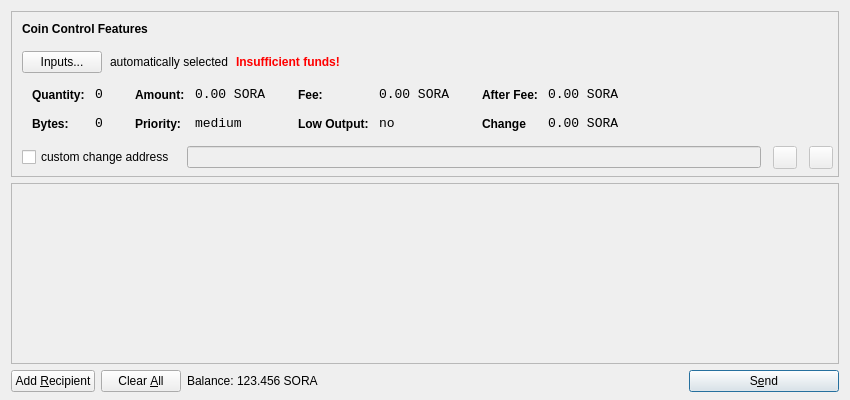
First picture: the form in src/qt/forms/sendcoinsdialog.ui, repository FromHDDtoSSD/SorachanCoin-qt, before the edit.
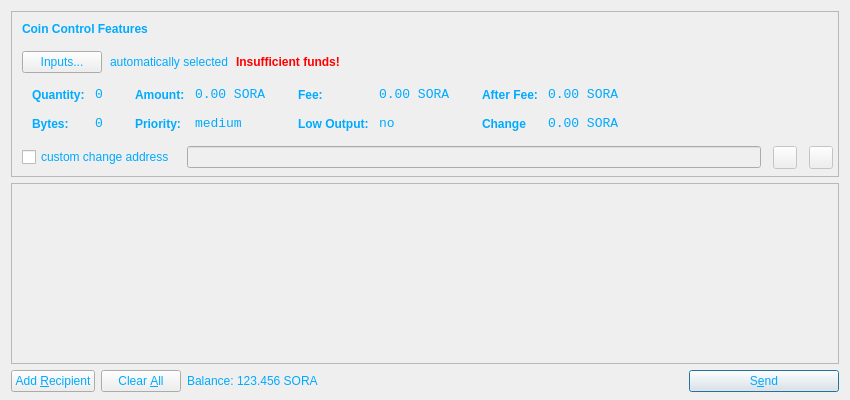
Second picture: the form after the edit. Icons and pictures are not drawn. Custom widgets are drawn as their Qt base class.

The edit to the form file:
```diff
--- a/src/qt/forms/sendcoinsdialog.ui
+++ b/src/qt/forms/sendcoinsdialog.ui
@@ -13,6 +13,10 @@
   <property name="windowTitle">
    <string>Send Coins</string>
   </property>
+  <property name="styleSheet">
+   <string notr="true">background-image: url(:/images/bkg2);
+color: rgb(0, 170, 255);</string>
+  </property>
   <layout class="QVBoxLayout" name="verticalLayout" stretch="0,1,0">
    <property name="bottomMargin">
     <number>8</number>
```
Left out of the diff: 4 changed lines with no effect on the pictures.
